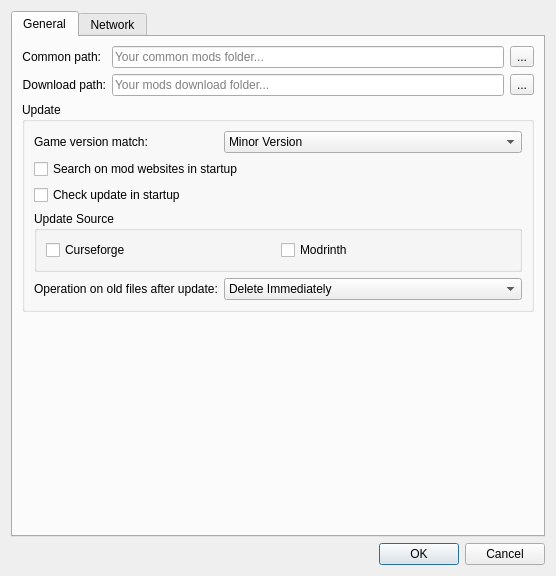
Before: the Qt Designer form src/ui/preferences.ui in kaniol-lck/modmanager, drawn with Qt 5.
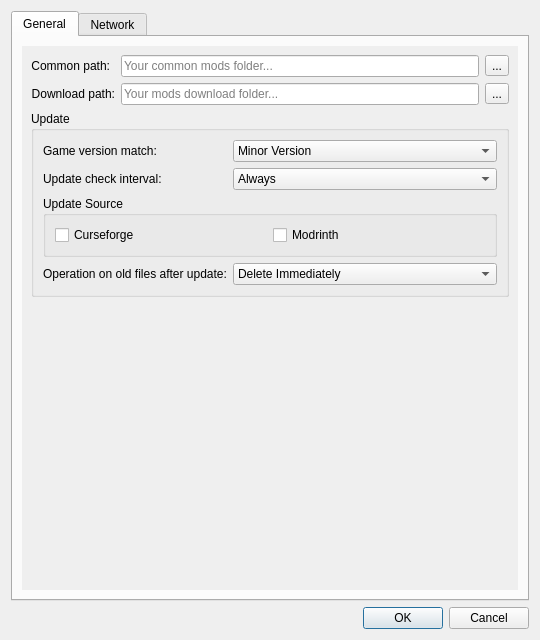
After: the same form once the commit is applied.

Commit message: cache update file id, to let user select update check interval

Diff of the .ui file:
```diff
--- a/src/ui/preferences.ui
+++ b/src/ui/preferences.ui
@@ -6,8 +6,8 @@
    <rect>
     <x>0</x>
     <y>0</y>
-    <width>556</width>
-    <height>576</height>
+    <width>540</width>
+    <height>640</height>
    </rect>
   </property>
   <property name="windowTitle">
@@ -35,6 +35,30 @@
       </attribute>
       <layout class="QGridLayout" name="gridLayout_5">
        <item row="0" column="0">
+        <widget class="QScrollArea" name="scrollArea">
+         <property name="frameShape">
+          <enum>QFrame::NoFrame</enum>
+         </property>
+         <property name="horizontalScrollBarPolicy">
+          <enum>Qt::ScrollBarAlwaysOff</enum>
+         </property>
+         <property name="sizeAdjustPolicy">
+          <enum>QAbstractScrollArea::AdjustToContentsOnFirstShow</enum>
+         </property>
+         <property name="widgetResizable">
+          <bool>true</bool>
+         </property>
+         <widget class="QWidget" name="scrollAreaWidgetContents">
+          <property name="geometry">
+           <rect>
+            <x>0</x>
+            <y>0</y>
+            <width>534</width>
+            <height>511</height>
+           </rect>
+          </property>
+          <layout class="QVBoxLayout" name="verticalLayout">
+           <item>
         <layout class="QFormLayout" name="formLayout">
          <item row="0" column="0">
           <widget class="QLabel" name="label_5">
@@ -118,7 +142,7 @@
          </item>
         </layout>
        </item>
-       <item row="1" column="0">
+           <item>
         <widget class="QGroupBox" name="groupBox_3">
          <property name="title">
           <string>Update</string>
@@ -154,14 +178,33 @@
             </item>
            </widget>
           </item>
+              <item row="1" column="0">
+               <widget class="QLabel" name="label_9">
+                <property name="text">
+                 <string>Update check interval:</string>
+                </property>
+               </widget>
+              </item>
+              <item row="1" column="1">
+               <widget class="QComboBox" name="updateCheckIntervalSelect">
+                <item>
+                 <property name="text">
+                  <string>Always</string>
+                 </property>
+                </item>
+                <item>
+                 <property name="text">
+                  <string>Every Day</string>
+                 </property>
+                </item>
+                <item>
+                 <property name="text">
+                  <string>Never</string>
+                 </property>
+                </item>
+               </widget>
+              </item>
           <item row="2" column="0" colspan="2">
-           <widget class="QCheckBox" name="autoSearchOnWebsites">
-            <property name="text">
-             <string>Search on mod websites in startup</string>
-            </property>
-           </widget>
-          </item>
-          <item row="4" column="0" colspan="2">
            <widget class="QGroupBox" name="groupBox_4">
             <property name="title">
              <string>Update Source</string>
@@ -184,14 +227,14 @@
             </layout>
            </widget>
           </item>
-          <item row="5" column="0">
+              <item row="4" column="0">
            <widget class="QLabel" name="label_7">
             <property name="text">
              <string>Operation on old files after update:</string>
             </property>
            </widget>
           </item>
-          <item row="5" column="1">
+              <item row="4" column="1">
            <widget class="QComboBox" name="postUpdate">
             <item>
              <property name="text">
@@ -210,17 +253,10 @@
             </item>
            </widget>
           </item>
-          <item row="3" column="0" colspan="2">
-           <widget class="QCheckBox" name="autoCheckUpdate">
-            <property name="text">
-             <string>Check update in startup</string>
-            </property>
-           </widget>
-          </item>
          </layout>
         </widget>
        </item>
-       <item row="2" column="0">
+           <item>
         <spacer name="verticalSpacer">
          <property name="orientation">
           <enum>Qt::Vertical</enum>
@@ -228,10 +264,14 @@
          <property name="sizeHint" stdset="0">
           <size>
            <width>20</width>
-           <height>324</height>
+               <height>84</height>
           </size>
          </property>
         </spacer>
+           </item>
+          </layout>
+         </widget>
+        </widget>
        </item>
       </layout>
      </widget>
```
Lines whose indentation alone changed are shown as unchanged. The commit also changes 17 other files.
